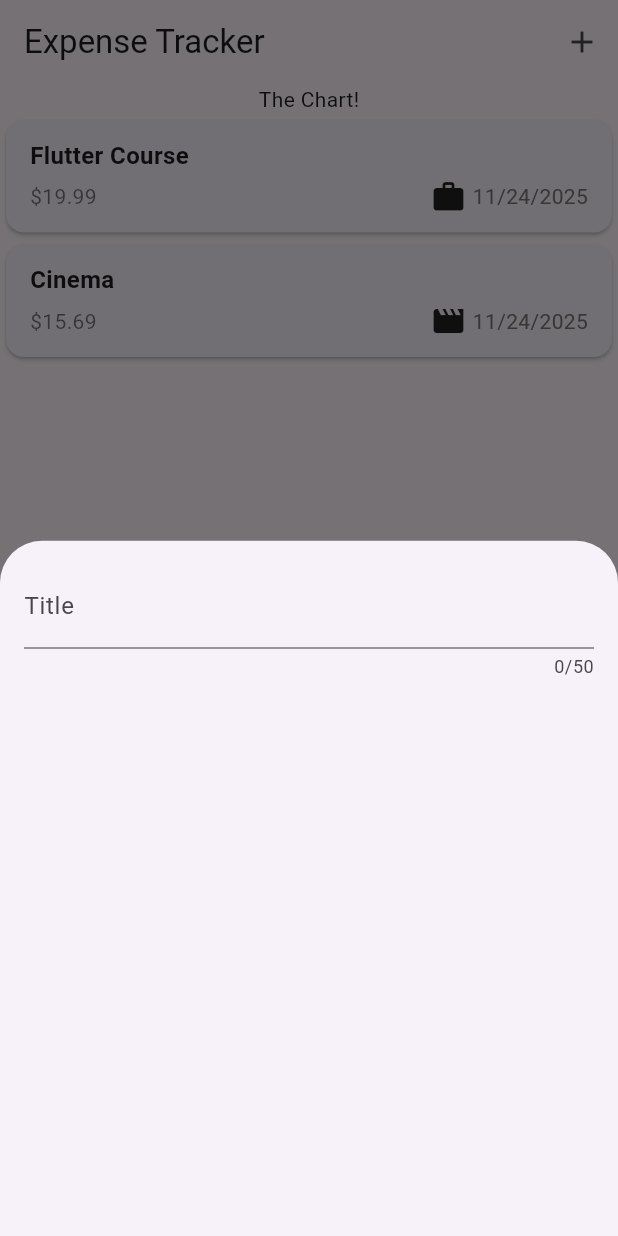
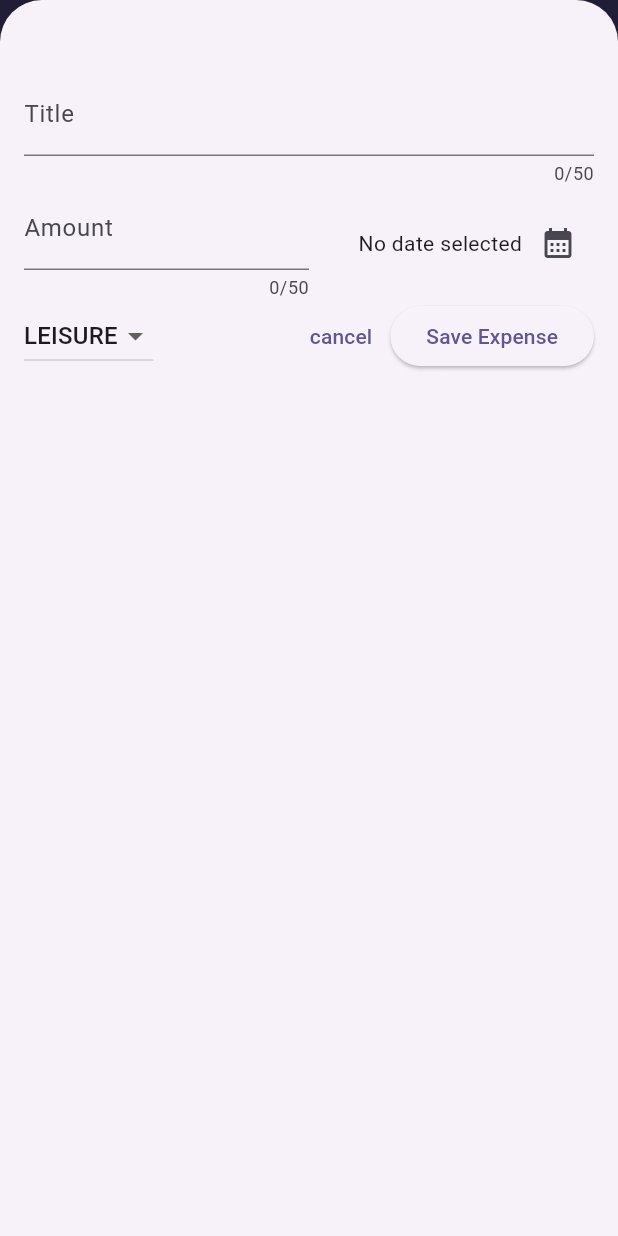
Before and after one commit to msatrionn/expenses_tracker, a Flutter app: the screen it shows after launch, after a tap on the "add" icon, on a phone screen of 412 x 824 dp. Run offline on Flutter 3.47's test engine with Material 3 defaults, Android fonts, the phone set to English and light mode, and no system bars.

Commit message:
checkpoint1

```diff
--- a/lib/expenses.dart
+++ b/lib/expenses.dart
@@ -29,13 +29,53 @@ class _ExpensesState extends State<Expenses> {
 
   void _openAddExpenseOverlay() {
     showModalBottomSheet(
+      isScrollControlled: true,
       context: context,
-      builder: (ctx) => const NewExpenses(),
+      builder: (ctx) => NewExpenses(onAddExpense: _addExpense),
+    );
+  }
+
+  void _addExpense(Expense expense) {
+    setState(() {
+      _registeredExpenses.add(expense);
+    });
+  }
+
+  void _removeExpense(Expense expense) {
+    final expenseIndex = _registeredExpenses.indexOf(expense);
+    setState(() {
+      _registeredExpenses.remove(expense);
+    });
+    ScaffoldMessenger.of(context).clearSnackBars();
+    ScaffoldMessenger.of(
+      context,
+    ).showSnackBar(
+      SnackBar(
+        duration: Duration(seconds: 3),
+        content: Text("Expenses Deleted"),
+        action: SnackBarAction(
+          label: "Undo",
+          onPressed: () {
+            setState(() {
+              _registeredExpenses.insert(expenseIndex, expense);
+            });
+          },
+        ),
+      ),
     );
   }
 
   @override
   Widget build(BuildContext context) {
+    Widget mainContent = const Center(
+      child: Text("No Expenses found. "),
+    );
+    if (_registeredExpenses.isNotEmpty) {
+      mainContent = ExpensesList(
+        expenses: _registeredExpenses,
+        onRemoveExpense: _removeExpense,
+      );
+    }
     return Scaffold(
       appBar: AppBar(
         title: const Text('Expense Tracker'),
@@ -50,7 +90,7 @@ class _ExpensesState extends State<Expenses> {
         children: [
           const Text('The Chart!'),
           Expanded(
-            child: ExpensesList(expenses: _registeredExpenses),
+            child: mainContent,
           ),
         ],
       ),
--- a/lib/main.dart
+++ b/lib/main.dart
@@ -1,14 +1,23 @@
 import 'package:expense_tracker/expenses.dart';
-import 'package:flutter/cupertino.dart';
 import 'package:flutter/material.dart';
 
+var kColorScheme = ColorScheme.fromSeed(
+  seedColor: const Color.fromARGB(255, 95, 59, 255),
+);
 void main() {
   runApp(
     MaterialApp(
-      theme: ThemeData(
-        useMaterial3: true,
+      theme: ThemeData().copyWith(
+        // scaffoldBackgroundColor: const Color.fromARGB(255, 220, 189, 245),
+        colorScheme: kColorScheme,
+        appBarTheme: AppBarTheme().copyWith(
+          backgroundColor: kColorScheme.onPrimaryContainer,
+          foregroundColor: kColorScheme.primaryContainer,
+        ),
       ),
-      home: Expenses(),
+
+      //useMaterial3
+      home: const Expenses(),
     ),
   );
 }
--- a/lib/models/expense.dart
+++ b/lib/models/expense.dart
@@ -1,6 +1,6 @@
 import 'package:flutter/material.dart';
+import 'package:uuid/uuid.dart';
 import 'package:intl/intl.dart';
-import 'package:uuid/uuid.dart';
 
 final formatter = DateFormat.yMd();
 
--- a/lib/new_expenses.dart
+++ b/lib/new_expenses.dart
@@ -1,7 +1,12 @@
+import 'dart:math';
+
 import 'package:flutter/material.dart';
+import 'package:expense_tracker/models/expense.dart';
 
 class NewExpenses extends StatefulWidget {
-  const NewExpenses({super.key});
+  const NewExpenses({super.key, required this.onAddExpense});
+
+  final void Function(Expense expense) onAddExpense;
 
   @override
   State<StatefulWidget> createState() {
@@ -10,17 +15,161 @@ class NewExpenses extends StatefulWidget {
 }
 
 class _NewExpensesState extends State<NewExpenses> {
+  // var _enteredTitle = '';
+  // void _saveTitleInput(String inputValue) {
+  //   _enteredTitle = inputValue;
+  // }
+  final _titleController = TextEditingController();
+  final _amountController = TextEditingController();
+  DateTime? _selectedDate; // datetime null
+  Category _selectedCategory = Category.leisure;
+
+  void _presentDatePicker() async {
+    final now = DateTime.now();
+    final firstDate = DateTime(now.year - 1, now.month, now.day);
+    final pickedDate = await showDatePicker(
+      context: context,
+      initialDate: now,
+      firstDate: firstDate,
+      lastDate: now,
+    );
+    setState(() {
+      _selectedDate = pickedDate;
+    });
+  }
+
+  void _submitExpenseData() {
+    final enteredAmount = double.tryParse(
+      _amountController.text,
+    ); // parse to float
+
+    final amountIsInvalid = enteredAmount == null || enteredAmount <= 0;
+    if (_titleController.text.trim().isEmpty ||
+        amountIsInvalid ||
+        _selectedDate == null) {
+      showDialog(
+        context: context,
+        builder: (ctx) => AlertDialog(
+          title: const Text("Invalid Input"),
+          content: const Text(
+            'Please input valid title, amount, date, and category',
+          ),
+          actions: [
+            TextButton(
+              onPressed: () {
+                Navigator.pop(context);
+              },
+              child: const Text("Okay"),
+            ),
+          ],
+        ),
+      );
+      return;
+    }
+    widget.onAddExpense(
+      Expense(
+        title: _titleController.text,
+        amount: enteredAmount,
+        date: _selectedDate!,
+        category: _selectedCategory,
+      ),
+    );
+    Navigator.pop(context);
+  }
+
+  @override
+  void dispose() {
+    _titleController.dispose();
+    _amountController.dispose();
+    super.dispose();
+  }
+
   @override
   Widget build(BuildContext context) {
     return Padding(
-      padding: EdgeInsets.all(16),
+      padding: EdgeInsets.fromLTRB(16, 48, 16, 16),
       child: Column(
         children: [
           TextField(
+            // onChanged: _saveTitleInput,
+            controller: _titleController,
             maxLength: 50,
             decoration: InputDecoration(
               label: Text('Title'),
             ),
+          ),
+          Row(
+            children: [
+              Expanded(
+                child: TextField(
+                  controller: _amountController,
+                  keyboardType: TextInputType.number,
+                  maxLength: 50,
+                  decoration: InputDecoration(
+                    prefixText: '\$ ',
+                    label: Text('Amount'),
+                  ),
+                ),
+              ),
+              const SizedBox(),
+              Expanded(
+                child: Row(
+                  mainAxisAlignment: MainAxisAlignment.end,
+                  crossAxisAlignment: CrossAxisAlignment.center,
+                  children: [
+                    Text(
+                      _selectedDate == null
+                          ? 'No date selected'
+                          : formatter.format(_selectedDate!),
+                    ),
+                    IconButton(
+                      onPressed: _presentDatePicker,
+                      icon: const Icon(Icons.calendar_month),
+                    ),
+                  ],
+                ),
+              ),
+            ],
+          ),
+          const SizedBox(
+            width: 16,
+          ),
+          Row(
+            children: [
+              DropdownButton(
+                value: _selectedCategory,
+                items: Category.values
+                    .map(
+                      (category) => DropdownMenuItem(
+                        value: category,
+                        child: Text(
+                          category.name.toUpperCase(),
+                        ),
+                      ),
+                    )
+                    .toList(),
+                onChanged: (value) {
+                  setState(() {
+                    if (value == null) {
+                      return;
+                    }
+                    _selectedCategory = value;
+                  });
+                },
+              ),
+              const Spacer(),
+              TextButton(
+                onPressed: () {
+                  Navigator.pop(context); //nutup overlay
+                },
+                child: const Text("cancel"),
+              ),
+
+              ElevatedButton(
+                onPressed: _submitExpenseData,
+                child: const Text('Save Expense'),
+              ),
+            ],
           ),
         ],
       ),
--- a/lib/widgets/expenses_list/expenses_list.dart
+++ b/lib/widgets/expenses_list/expenses_list.dart
@@ -6,15 +6,22 @@ class ExpensesList extends StatelessWidget {
   const ExpensesList({
     super.key,
     required this.expenses,
+    required this.onRemoveExpense,
   });
 
   final List<Expense> expenses;
-
+  final void Function(Expense expense) onRemoveExpense;
   @override
   Widget build(BuildContext context) {
     return ListView.builder(
       itemCount: expenses.length,
-      itemBuilder: (ctx, index) => ExpensesItem(expenses[index]),
+      itemBuilder: (ctx, index) => Dismissible(
+        key: ValueKey(expenses[index]),
+        onDismissed: (direction) {
+          onRemoveExpense(expenses[index]);
+        },
+        child: ExpensesItem(expenses[index]),
+      ),
     );
   }
 }
```
